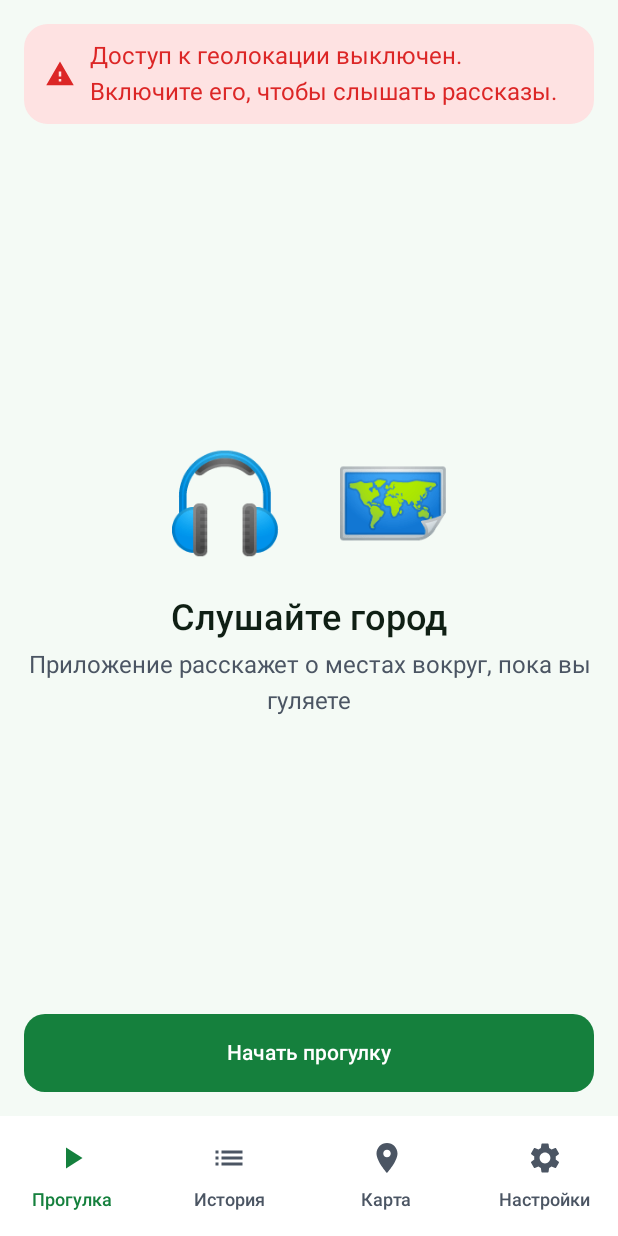
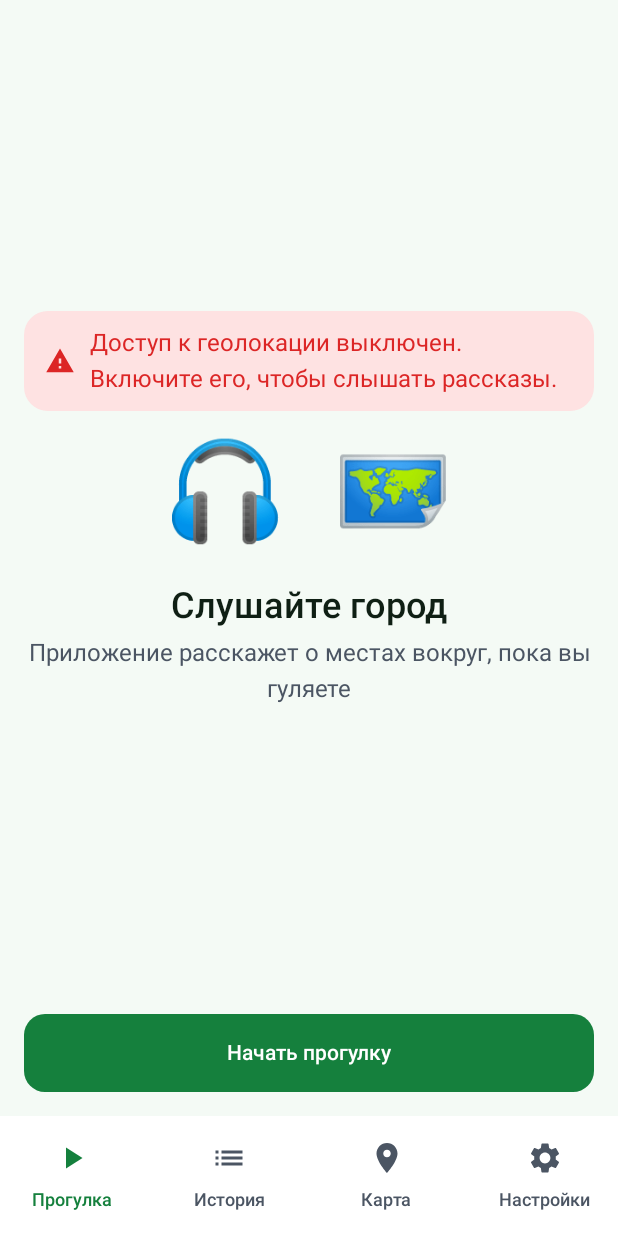
Before and after one commit to Loronelal/CityListen, an Android app built with Jetpack Compose: the screen it shows after launch (MainActivity), after a tap on "Начать прогулку", on a phone screen of 412 x 824 dp. Run offline under Robolectric (Android 15) with nearby library versions, the phone set to English and light mode, and no system bars; our stand-ins replace Dagger/Hilt's generated code, Room's generated code; libraries missing offline, so code that uses them is left out: androidx.hilt.lifecycle, com.jakewharton.retrofit2.

Commit message:
feat(presentation): keep walk running across rotation and background

```diff
--- a/android/presentation/src/main/java/com/citylisten/presentation/walk/WalkScreen.kt
+++ b/android/presentation/src/main/java/com/citylisten/presentation/walk/WalkScreen.kt
@@ -3,15 +3,20 @@ package com.citylisten.presentation.walk
 import androidx.compose.foundation.background
 import androidx.compose.foundation.layout.Arrangement
 import androidx.compose.foundation.layout.Box
+import androidx.compose.foundation.layout.BoxWithConstraints
 import androidx.compose.foundation.layout.Column
+import androidx.compose.foundation.layout.ColumnScope
 import androidx.compose.foundation.layout.Row
 import androidx.compose.foundation.layout.Spacer
 import androidx.compose.foundation.layout.fillMaxSize
 import androidx.compose.foundation.layout.fillMaxWidth
 import androidx.compose.foundation.layout.height
+import androidx.compose.foundation.layout.heightIn
 import androidx.compose.foundation.layout.padding
 import androidx.compose.foundation.layout.size
 import androidx.compose.foundation.layout.widthIn
+import androidx.compose.foundation.rememberScrollState
+import androidx.compose.foundation.verticalScroll
 import androidx.compose.foundation.shape.RoundedCornerShape
 import androidx.compose.material.icons.Icons
 import androidx.compose.material.icons.filled.Place
@@ -24,13 +29,13 @@ import androidx.compose.material3.Icon
 import androidx.compose.material3.MaterialTheme
 import androidx.compose.material3.Text
 import androidx.compose.runtime.Composable
-import androidx.compose.runtime.DisposableEffect
 import androidx.compose.runtime.getValue
 import androidx.compose.runtime.mutableStateOf
 import androidx.compose.runtime.remember
 import androidx.compose.runtime.setValue
 import androidx.compose.ui.Alignment
 import androidx.compose.ui.Modifier
+import androidx.compose.ui.platform.LocalConfiguration
 import androidx.compose.ui.platform.LocalContext
 import androidx.compose.ui.res.stringResource
 import androidx.compose.ui.text.style.TextAlign
@@ -39,6 +44,7 @@ import androidx.compose.ui.tooling.preview.Preview
 import androidx.compose.ui.unit.dp
 import androidx.compose.ui.unit.sp
 import androidx.hilt.lifecycle.viewmodel.compose.hiltViewModel
+import androidx.lifecycle.compose.LifecycleResumeEffect
 import androidx.lifecycle.compose.collectAsStateWithLifecycle
 import com.citylisten.domain.model.Story
 import com.citylisten.presentation.R
@@ -58,8 +64,9 @@ fun WalkRoute(
     val locationState by viewModel.locationState.collectAsStateWithLifecycle()
     val context = LocalContext.current
 
-    DisposableEffect(viewModel) {
-        onDispose { viewModel.stopWalk() }
+    LifecycleResumeEffect(viewModel) {
+        viewModel.resumeWalk()
+        onPauseOrDispose { viewModel.pauseWalk() }
     }
 
     WalkScreen(
@@ -169,21 +176,28 @@ private fun EmptyContent(
     onStopWalk: () -> Unit,
     modifier: Modifier
 ) {
-    Column(
+    val compact = LocalConfiguration.current.screenHeightDp < COMPACT_HEIGHT_DP
+    WalkContentLayout(
         modifier = modifier,
-        horizontalAlignment = Alignment.CenterHorizontally
+        bottomContent = {
+            StartWalkButton(
+                isWalking = locationState.isWalking,
+                onClick = if (locationState.isWalking) onStopWalk else onStartWalk
+            )
+        }
     ) {
         if (!locationConsent) {
             ConsentBanner()
             Spacer(modifier = Modifier.height(16.dp))
         }
-        Spacer(modifier = Modifier.weight(1f))
+        if (!compact) {
             Text(
                 text = "🎧  🗺️",
                 fontSize = 64.sp,
                 lineHeight = 72.sp
             )
             Spacer(modifier = Modifier.height(24.dp))
+        }
         Text(
             text = stringResource(R.string.walk_empty_title),
             style = MaterialTheme.typography.titleLarge,
@@ -200,11 +214,6 @@ private fun EmptyContent(
             Spacer(modifier = Modifier.height(16.dp))
             LocationStatusCard(state = locationState)
         }
-        Spacer(modifier = Modifier.weight(1f))
-        StartWalkButton(
-            isWalking = locationState.isWalking,
-            onClick = if (locationState.isWalking) onStopWalk else onStartWalk
-        )
     }
 }
 
@@ -217,7 +226,16 @@ private fun StoryContent(
     onStopWalk: () -> Unit,
     modifier: Modifier
 ) {
-    Column(modifier = modifier) {
+    val compact = LocalConfiguration.current.screenHeightDp < COMPACT_HEIGHT_DP
+    WalkContentLayout(
+        modifier = modifier,
+        bottomContent = {
+            StartWalkButton(
+                isWalking = locationState.isWalking,
+                onClick = if (locationState.isWalking) onStopWalk else onStartWalk
+            )
+        }
+    ) {
         if (!locationConsent) {
             ConsentBanner()
             Spacer(modifier = Modifier.height(12.dp))
@@ -226,7 +244,7 @@ private fun StoryContent(
             locationState = locationState,
             modifier = Modifier
                 .fillMaxWidth()
-                .height(220.dp)
+                .height(if (compact) 140.dp else 220.dp)
         )
         if (locationState.isWalking || locationState.error != null) {
             Spacer(modifier = Modifier.height(12.dp))
@@ -240,11 +258,6 @@ private fun StoryContent(
         )
         Spacer(modifier = Modifier.height(8.dp))
         LastStoryCard(story = story)
-        Spacer(modifier = Modifier.weight(1f))
-        StartWalkButton(
-            isWalking = locationState.isWalking,
-            onClick = if (locationState.isWalking) onStopWalk else onStartWalk
-        )
     }
 }
 
@@ -254,11 +267,14 @@ private fun ErrorContent(
     onRetry: () -> Unit,
     modifier: Modifier
 ) {
-    Column(
+    WalkContentLayout(
         modifier = modifier,
-        horizontalAlignment = Alignment.CenterHorizontally
+        bottomContent = {
+            Button(onClick = onRetry) {
+                Text(text = stringResource(R.string.walk_retry))
+            }
+        }
     ) {
-        Spacer(modifier = Modifier.weight(1f))
         Icon(
             imageVector = Icons.Default.Warning,
             contentDescription = null,
@@ -278,11 +294,33 @@ private fun ErrorContent(
             color = MaterialTheme.colorScheme.onSurfaceVariant,
             textAlign = TextAlign.Center
         )
-        Spacer(modifier = Modifier.height(24.dp))
-        Button(onClick = onRetry) {
-            Text(text = stringResource(R.string.walk_retry))
     }
-        Spacer(modifier = Modifier.weight(1f))
+}
+
+@Composable
+private fun WalkContentLayout(
+    modifier: Modifier,
+    bottomContent: @Composable () -> Unit,
+    content: @Composable ColumnScope.() -> Unit
+) {
+    Column(modifier = modifier) {
+        BoxWithConstraints(
+            modifier = Modifier
+                .fillMaxWidth()
+                .weight(1f)
+        ) {
+            Column(
+                modifier = Modifier
+                    .fillMaxWidth()
+                    .verticalScroll(rememberScrollState())
+                    .heightIn(min = maxHeight),
+                horizontalAlignment = Alignment.CenterHorizontally,
+                verticalArrangement = Arrangement.Center,
+                content = content
+            )
+        }
+        Spacer(modifier = Modifier.height(16.dp))
+        bottomContent()
     }
 }
 
@@ -465,6 +503,7 @@ private fun WalkError.messageRes(): Int = when (this) {
 }
 
 private val CONTENT_MAX_WIDTH = 640.dp
+private const val COMPACT_HEIGHT_DP = 500
 
 private val previewStory = Story(
     id = "preview",
--- a/android/presentation/src/main/res/values/strings.xml
+++ b/android/presentation/src/main/res/values/strings.xml
@@ -15,7 +15,7 @@
     <string name="walk_location_searching">Определяем координаты…</string>
     <string name="walk_location_coordinates">%1$.5f, %2$.5f</string>
     <string name="walk_location_permission_error">Нет разрешения. Откройте настройки и разрешите доступ.</string>
-    <string name="walk_location_unavailable">Не удалось получить координаты GPS. Попробуйте ещё раз.</string>
+    <string name="walk_location_unavailable">Геолокация недоступна на этом устройстве или выключена. Проверьте настройки.</string>
     <string name="walk_last_story">Последний рассказ</string>
     <string name="walk_offline_badge">Офлайн</string>
     <string name="walk_consent_disabled">Доступ к геолокации выключен. Включите его, чтобы слышать рассказы.</string>
```
Also changed, not shown: android/presentation/src/main/java/com/citylisten/presentation/walk/WalkViewModel.kt (+31 -9 lines), 1 other file. Lines whose indentation alone changed are shown as unchanged.
